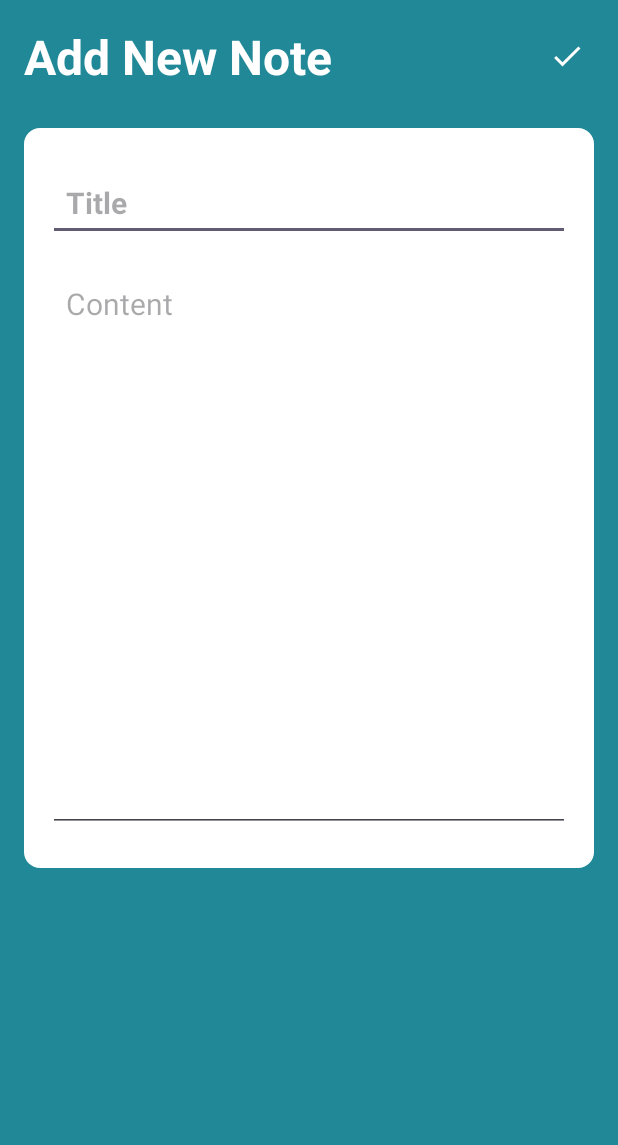
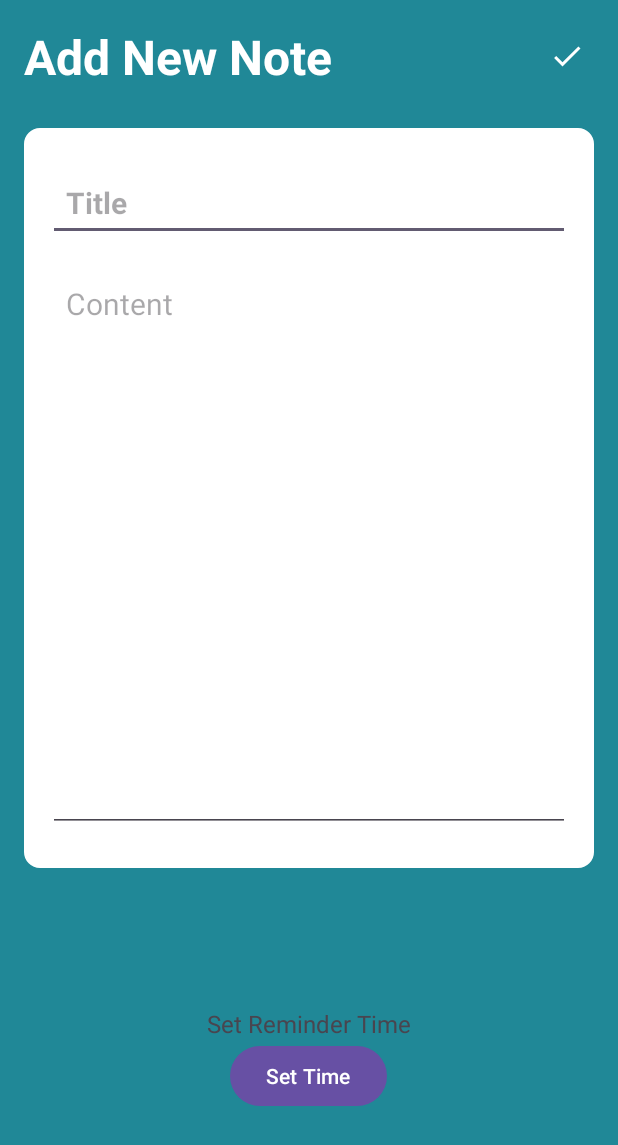
Before and after one commit to Mounikajalem76/my-notes-pro, an Android app: the layout activity_note_details.xml on its own in the app's theme, with its tools: preview values and no code run, on a phone screen of 412 x 824 dp. Shown: the top 1145 px of the screen. Run offline under Robolectric (Android 15) with nearby library versions, the phone set to English and light mode, and no system bars.

Commit message:
App Completed

```diff
--- a/app/build.gradle.kts
+++ b/app/build.gradle.kts
@@ -46,8 +46,10 @@ dependencies {
     androidTestImplementation(libs.ext.junit)
     androidTestImplementation(libs.espresso.core)
     implementation("com.airbnb.android:lottie:5.2.0")
-    implementation ("com.google.firebase:firebase-firestore:24.0.0")
     implementation ("com.firebaseui:firebase-ui-firestore:8.0.2")
+    implementation ("com.google.firebase:firebase-auth:21.1.0")
+    implementation ("com.google.firebase:firebase-firestore:24.4.1")
+
 
 
 }
--- /dev/null
+++ b/app/src/main/res/drawable/baseline_notifications_24.xml
@@ -0,0 +1,5 @@
+<vector xmlns:android="http://schemas.android.com/apk/res/android" android:height="24dp" android:tint="#000000" android:viewportHeight="24" android:viewportWidth="24" android:width="24dp">
+
+    <path android:fillColor="@android:color/white" android:pathData="M12,22c1.1,0 2,-0.9 2,-2h-4c0,1.1 0.89,2 2,2zM18,16v-5c0,-3.07 -1.64,-5.64 -4.5,-6.32L13.5,4c0,-0.83 -0.67,-1.5 -1.5,-1.5s-1.5,0.67 -1.5,1.5v0.68C7.63,5.36 6,7.92 6,11v5l-2,2v1h16v-1l-2,-2z"/>
+
+</vector>
--- a/app/src/main/res/layout/activity_note_details.xml
+++ b/app/src/main/res/layout/activity_note_details.xml
@@ -72,6 +72,28 @@
             android:textColor="@color/black"/>
 
     </LinearLayout>
+    <LinearLayout
+        android:layout_width="match_parent"
+        android:layout_height="wrap_content"
+        android:gravity="bottom"
+        android:layout_marginTop="650dp"
+        android:orientation="vertical">
+    <com.google.android.material.textview.MaterialTextView
+        android:id="@+id/reminder_time_label"
+        android:layout_width="wrap_content"
+        android:layout_height="wrap_content"
+        android:text="@string/set_reminder_time"
+        android:textSize="16sp"
+        android:layout_gravity="center"
+        android:layout_marginTop="5dp"/>
+
+    <com.google.android.material.button.MaterialButton
+        android:id="@+id/set_reminder_btn"
+        android:layout_width="wrap_content"
+        android:layout_height="wrap_content"
+        android:layout_gravity="center"
+        android:text="Set Time"/>
+    </LinearLayout>
     <TextView
         android:layout_width="match_parent"
         android:layout_height="wrap_content"
--- a/app/src/main/res/values/strings.xml
+++ b/app/src/main/res/values/strings.xml
@@ -20,4 +20,5 @@
     <string name="name">Name</string>
     <string name="password">Password</string>
     <string name="signin">SignIn</string>
+    <string name="set_reminder_time">Set Reminder Time</string>
 </resources>
```
Also changed, not shown: app/src/main/AndroidManifest.xml (+9 -0 lines), app/src/main/java/com/example/mynotespro/Note.java (+10 -0 lines), app/src/main/java/com/example/mynotespro/NoteDetails.java (+158 -64 lines), app/src/main/java/com/example/mynotespro/ReminderBroadcast.java (added, +40 -0 lines).
